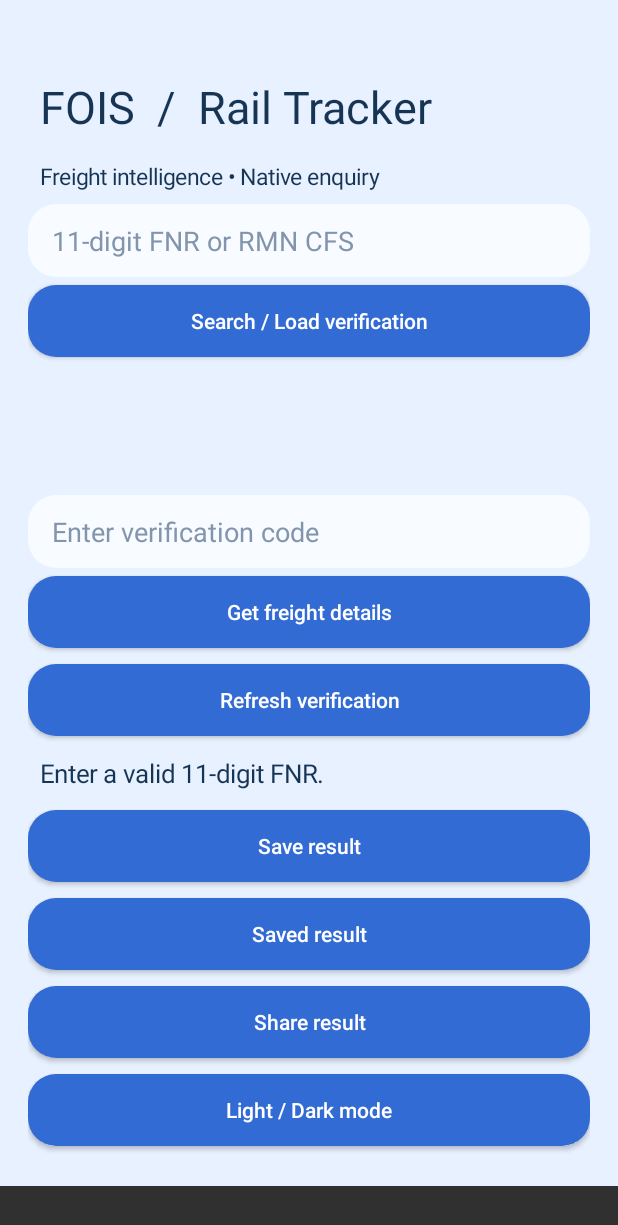
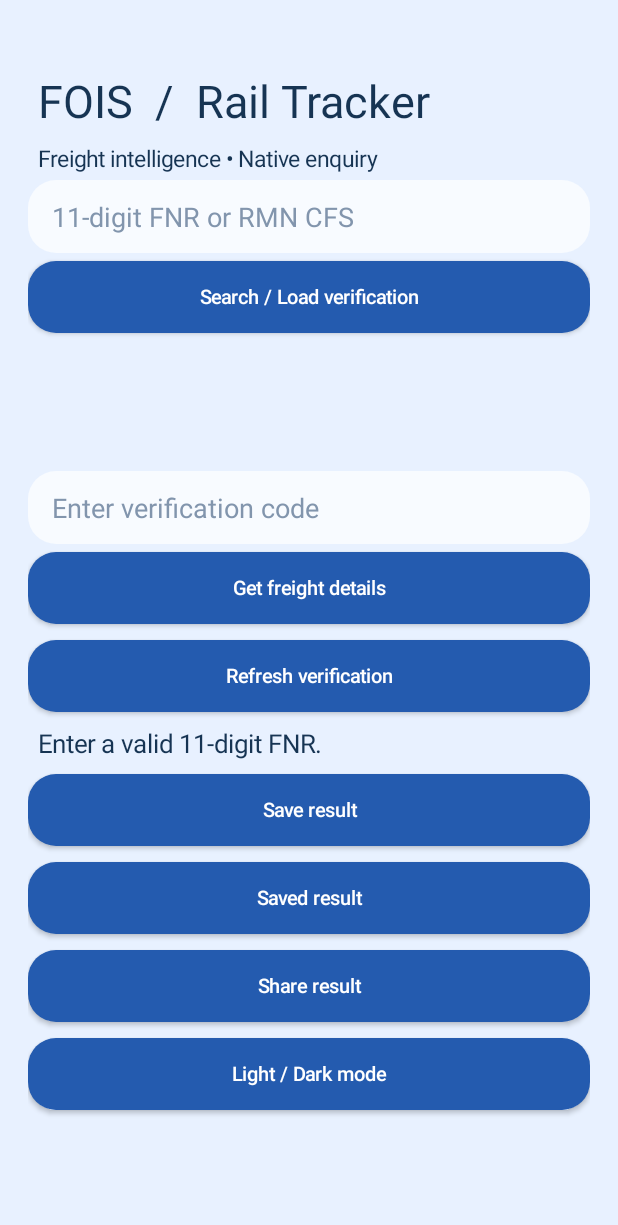
Before and after one commit to emochuddam/FOIS-Tracker, an Android app: the screen it shows after launch (MainActivity), after a tap on "Refresh verification", on a phone screen of 412 x 824 dp. Shown: the top 1225 px of the screen. Run offline under Robolectric (Android 15) with nearby library versions, the phone set to English and light mode, and no system bars; 1 other tap on this screen came first.

Commit message:
Compact typography, green latest station, dark surfaces and in-place refresh verification

```diff
--- a/app/src/main/java/org/railtracker/fois/MainActivity.java
+++ b/app/src/main/java/org/railtracker/fois/MainActivity.java
@@ -2,23 +2,24 @@ package org.railtracker.fois;
 import android.app.*;import android.os.*;import android.widget.*;import android.graphics.*;import android.graphics.drawable.GradientDrawable;import android.text.Html;import android.content.Intent;import java.net.*;import java.io.*;import java.util.regex.*;
 public class MainActivity extends Activity {
  LinearLayout root; EditText query, captcha; TextView result; ImageView image; boolean dark=false; String last=""; final String base="https://www.fois.indianrail.gov.in/FOISWebPortal"; final String page=base+"/pages/FWP_FNREnq.jsp"; boolean ready=false;
- int bg(){return dark?0xff102039:0xffe8f1ff;} int fg(){return dark?0xffe9f2ff:0xff163453;}
+ int bg(){return dark?0xff10141c:0xffe8f1ff;} int fg(){return dark?0xffe9f2ff:0xff163453;}
  GradientDrawable shape(int color){GradientDrawable d=new GradientDrawable();d.setColor(color);d.setCornerRadius(28);return d;}
- TextView label(String s,int size){TextView t=new TextView(this);t.setText(s);t.setTextSize(size);t.setTextColor(fg());t.setPadding(12,12,12,12);return t;}
- void button(String s,Runnable r){Button b=new Button(this);b.setText(s);b.setAllCaps(false);b.setTextColor(-1);b.setBackground(shape(0xff326bd4));LinearLayout.LayoutParams p=new LinearLayout.LayoutParams(-1,-2);p.setMargins(0,8,0,8);root.addView(b,p);b.setOnClickListener(v->r.run());}
- EditText field(String hint){EditText e=new EditText(this);e.setSingleLine();e.setHint(hint);e.setTextColor(fg());e.setHintTextColor(0xff8295ad);e.setPadding(24,18,24,18);e.setBackground(shape(dark?0xff233957:0xfff8fbff));root.addView(e);return e;}
+ TextView label(String s,int size){TextView t=new TextView(this);t.setText(s);t.setTextSize(size);t.setTextColor(fg());t.setPadding(10,6,10,6);return t;}
+ void button(String s,Runnable r){Button b=new Button(this);b.setText(s);b.setAllCaps(false);b.setTextColor(-1);b.setBackground(new android.graphics.drawable.RippleDrawable(android.content.res.ColorStateList.valueOf(0x33ffffff),shape(0xff245baf),null));b.setElevation(0);b.setTextSize(13);b.setMinHeight(48);LinearLayout.LayoutParams p=new LinearLayout.LayoutParams(-1,-2);p.setMargins(0,8,0,8);root.addView(b,p);b.setOnClickListener(v->r.run());}
+ EditText field(String hint){EditText e=new EditText(this);e.setSingleLine();e.setHint(hint);e.setTextColor(fg());e.setHintTextColor(0xff8295ad);e.setPadding(24,18,24,18);e.setBackground(shape(dark?0xff202833:0xfff8fbff));root.addView(e);return e;}
  public void onCreate(Bundle b){super.onCreate(b);getWindow().setFlags(1024,1024);CookieHandler.setDefault(new CookieManager(null,CookiePolicy.ACCEPT_ORIGINAL_SERVER));draw();}
- void draw(){ScrollView sc=new ScrollView(this);root=new LinearLayout(this);root.setOrientation(1);root.setPadding(28,64,28,32);root.setBackgroundColor(bg());sc.addView(root);setContentView(sc);root.addView(label("FOIS  /  Rail Tracker",30));root.addView(label("Freight intelligence • Native enquiry",15));query=field("11-digit FNR or RMN CFS");query.setText(last);button("Search / Load verification",()->load());image=new ImageView(this);root.addView(image,new LinearLayout.LayoutParams(-1,130));captcha=field("Enter verification code");button("Get freight details",()->submit());button("Refresh verification",()->load());result=label("Enter a freight number to begin.",17);result.setTextIsSelectable(true);root.addView(result);button("Save result",()->{getPreferences(0).edit().putString("saved",result.getText().toString()).apply();});button("Saved result",()->result.setText(getPreferences(0).getString("saved","No saved result")));button("Share result",()->{Intent i=new Intent(Intent.ACTION_SEND);i.setType("text/plain");i.putExtra(Intent.EXTRA_TEXT,result.getText().toString());startActivity(Intent.createChooser(i,"Share freight details"));});button("Light / Dark mode",()->{last=query.getText().toString();dark=!dark;ready=false;draw();});}
+ void draw(){ScrollView sc=new ScrollView(this);root=new LinearLayout(this);root.setOrientation(1);root.setPadding(28,64,28,32);root.setBackgroundColor(bg());sc.setFillViewport(true);sc.setBackgroundColor(bg());sc.addView(root);setContentView(sc);root.addView(label("FOIS  /  Rail Tracker",30));root.addView(label("Freight intelligence • Native enquiry",15));query=field("11-digit FNR or RMN CFS");query.setText(last);button("Search / Load verification",()->load());image=new ImageView(this);root.addView(image,new LinearLayout.LayoutParams(-1,130));captcha=field("Enter verification code");button("Get freight details",()->submit());button("Refresh verification",()->load());result=label("Enter a freight number to begin.",17);result.setTextIsSelectable(true);root.addView(result);button("Save result",()->{getPreferences(0).edit().putString("saved",result.getText().toString()).apply();});button("Saved result",()->result.setText(getPreferences(0).getString("saved","No saved result")));button("Share result",()->{Intent i=new Intent(Intent.ACTION_SEND);i.setType("text/plain");i.putExtra(Intent.EXTRA_TEXT,result.getText().toString());startActivity(Intent.createChooser(i,"Share freight details"));});button("Light / Dark mode",()->{last=query.getText().toString();dark=!dark;ready=false;draw();});}
  byte[] request(String url,String data)throws Exception{HttpURLConnection c=(HttpURLConnection)new URL(url).openConnection();c.setConnectTimeout(20000);c.setReadTimeout(30000);c.setRequestProperty("Referer",page);if(data!=null){c.setRequestMethod("POST");c.setDoOutput(true);c.setRequestProperty("Content-Type","application/x-www-form-urlencoded");try(OutputStream o=c.getOutputStream()){o.write(data.getBytes("UTF-8"));}}try(InputStream in=c.getInputStream();ByteArrayOutputStream out=new ByteArrayOutputStream()){byte[] buf=new byte[4096];int n;while((n=in.read(buf))!=-1)out.write(buf,0,n);return out.toByteArray();}finally{c.disconnect();}}
  void show(String s){runOnUiThread(()->result.setText(s));}
- void load(){last=query.getText().toString().trim();ready=false;if(!last.matches("[0-9]{11}")){show(last.matches("(?i)[a-z]{2,5} +[a-z]{2,5}")?"Station-pair enquiry requires an authorized ECBS session. Not implemented in this build.":"Enter a valid 11-digit FNR.");return;}show("Loading verification…");new Thread(()->{try{request(page,null);byte[] b=request(base+"/portalCaptcha.jpg?_="+System.currentTimeMillis(),null);Bitmap bmp=BitmapFactory.decodeByteArray(b,0,b.length);if(bmp==null)throw new IOException("Verification image unavailable");runOnUiThread(()->{image.setImageBitmap(bmp);ready=true;result.setText("Enter the verification code and tap Get freight details.");});}catch(Exception e){show("Connection failed: "+e.getMessage());}}).start();}
+ void load(){last=query.getText().toString().trim();ready=false;captcha.setText("");image.setImageDrawable(null);if(!last.matches("[0-9]{11}")){show(last.matches("(?i)[a-z]{2,5} +[a-z]{2,5}")?"Station-pair enquiry requires an authorized ECBS session. Not implemented in this build.":"Enter a valid 11-digit FNR.");return;}show("Loading verification…");new Thread(()->{try{request(page,null);byte[] b=request(base+"/portalCaptcha.jpg?_="+System.currentTimeMillis(),null);Bitmap bmp=BitmapFactory.decodeByteArray(b,0,b.length);if(bmp==null)throw new IOException("Verification image unavailable");runOnUiThread(()->{image.setImageBitmap(bmp);ready=true;result.setText("Enter the verification code and tap Get freight details.");});}catch(Exception e){show("Connection failed: "+e.getMessage());}}).start();}
  String value(String output,String key){for(String line:output.split("\n")){String[] p=line.split("\\|",2);if(p.length==2&&p[0].trim().equalsIgnoreCase(key))return p[1].trim();}return "Not reported";}
- void card(LinearLayout parent,String heading,String body,int color){LinearLayout c=new LinearLayout(this);c.setOrientation(1);c.setPadding(20,16,20,16);c.setBackground(shape(color));LinearLayout.LayoutParams p=new LinearLayout.LayoutParams(-1,-2);p.setMargins(0,0,0,16);parent.addView(c,p);c.addView(label(heading,14));c.addView(label(body,22));}
- void action(LinearLayout parent,String title,Runnable r){Button b=new Button(this);b.setAllCaps(false);b.setText(title);b.setTextColor(-1);b.setBackground(shape(0xff326bd4));LinearLayout.LayoutParams p=new LinearLayout.LayoutParams(0,-2,1);p.setMargins(4,4,4,4);parent.addView(b,p);b.setOnClickListener(v->r.run());}
- void fullResult(String output){Dialog d=new Dialog(this,android.R.style.Theme_Material_Light_NoActionBar_Fullscreen);LinearLayout panel=new LinearLayout(this);panel.setOrientation(1);panel.setPadding(24,24,24,16);panel.setBackgroundColor(bg());panel.addView(label("FOIS  /  Freight movement",26));ScrollView scroll=new ScrollView(this);LinearLayout content=new LinearLayout(this);content.setOrientation(1);scroll.addView(content);panel.addView(scroll,new LinearLayout.LayoutParams(-1,0,1));int surface=dark?0xff233957:0xfff8fbff;card(content,"FREIGHT ROUTE",value(output,"From")+"  →  "+value(output,"To"),surface);card(content,"EXPECTED ARRIVAL",value(output,"ETA At Destination"),dark?0xff294b78:0xffcde1ff);card(content,"CONSIGNMENT",output.split("\n")[0]+"\n"+value(output,"Detail"),surface);
+ void card(LinearLayout parent,String heading,String body,int color){LinearLayout c=new LinearLayout(this);c.setOrientation(1);c.setPadding(20,16,20,16);c.setBackground(shape(color));LinearLayout.LayoutParams p=new LinearLayout.LayoutParams(-1,-2);p.setMargins(0,0,0,16);parent.addView(c,p);c.addView(label(heading,14));c.addView(label(body,16));}
+ void action(LinearLayout parent,String title,Runnable r){Button b=new Button(this);b.setAllCaps(false);b.setText(title);b.setTextColor(-1);b.setBackground(new android.graphics.drawable.RippleDrawable(android.content.res.ColorStateList.valueOf(0x33ffffff),shape(0xff245baf),null));b.setElevation(0);b.setTextSize(13);b.setMinHeight(48);LinearLayout.LayoutParams p=new LinearLayout.LayoutParams(0,-2,1);p.setMargins(4,4,4,4);parent.addView(b,p);b.setOnClickListener(v->r.run());}
+ void fullResult(String output){Dialog d=new Dialog(this,dark?android.R.style.Theme_Material_NoActionBar_Fullscreen:android.R.style.Theme_Material_Light_NoActionBar_Fullscreen);LinearLayout panel=new LinearLayout(this);panel.setOrientation(1);panel.setPadding(24,24,24,16);panel.setBackgroundColor(bg());panel.addView(label("Freight movement",22));ScrollView scroll=new ScrollView(this);LinearLayout content=new LinearLayout(this);content.setOrientation(1);scroll.addView(content);panel.addView(scroll,new LinearLayout.LayoutParams(-1,0,1));int surface=dark?0xff202833:0xfff8fbff;card(content,"FREIGHT ROUTE",value(output,"From")+"  →  "+value(output,"To"),surface);card(content,"EXPECTED ARRIVAL",value(output,"ETA At Destination"),dark?0xff253b56:0xffcde1ff);card(content,"CONSIGNMENT",output.split("\n")[0]+"\n"+value(output,"Detail"),surface);
  java.util.ArrayList<java.util.LinkedHashMap<String,String>> stops=new java.util.ArrayList<>();java.util.LinkedHashMap<String,String> current=null;for(String line:output.split("\n")){String[] p=line.split("\\|",2);if(p.length!=2)continue;String k=p[0].trim(),v=p[1].trim();if(k.equalsIgnoreCase("Station")){if(current==null||!v.equals(current.get("Station"))){current=new java.util.LinkedHashMap<>();current.put("Station",v);stops.add(current);}}else if(current!=null&&(k.equals("Arrival")||k.equals("Departure")||k.equals("Departure Time")||k.equals("Zone (Division)"))){current.put(k.equals("Departure Time")?"Departure":k,v);}}
- if(!stops.isEmpty()){java.util.Map<String,String> latest=stops.get(stops.size()-1);card(content,"LAST REPORTED STATION",latest.get("Station")+"\n"+latest.getOrDefault("Departure",latest.getOrDefault("Arrival","Time not reported")),surface);}
- content.addView(label("Journey timeline  •  "+stops.size()+" station records",20));for(int i=stops.size()-1;i>=0;i--){java.util.Map<String,String> st=stops.get(i);card(content,(i==stops.size()-1?"●  Latest reported":"○  Station "+(i+1)),st.get("Station")+"\n"+st.getOrDefault("Zone (Division)","")+"\nArrival: "+st.getOrDefault("Arrival","—")+"\nDeparture: "+st.getOrDefault("Departure","—"),surface);}
- LinearLayout actions=new LinearLayout(this);panel.addView(actions);action(actions,"Refresh",()->{d.dismiss();load();});action(actions,"Save",()->{getPreferences(0).edit().putString("saved",output).apply();Toast.makeText(this,"Saved",Toast.LENGTH_SHORT).show();});action(actions,"Share",()->{Intent intent=new Intent(Intent.ACTION_SEND);intent.setType("text/plain");intent.putExtra(Intent.EXTRA_TEXT,output);startActivity(Intent.createChooser(intent,"Share freight details"));});LinearLayout bottom=new LinearLayout(this);panel.addView(bottom);action(bottom,"Back to search",()->d.dismiss());action(bottom,"Theme",()->{dark=!dark;d.dismiss();fullResult(output);});d.setContentView(panel);d.show();}
+ if(!stops.isEmpty()){java.util.Map<String,String> latest=stops.get(stops.size()-1);card(content,"LAST REPORTED STATION",latest.get("Station")+"\n"+latest.getOrDefault("Departure",latest.getOrDefault("Arrival","Time not reported")),dark?0xff164b39:0xffd5f4df);}
+ content.addView(label("Journey timeline  •  "+stops.size()+" station records",20));for(int i=stops.size()-1;i>=0;i--){java.util.Map<String,String> st=stops.get(i);card(content,(i==stops.size()-1?"●  Latest reported":"○  Station "+(i+1)),st.get("Station")+"\n"+st.getOrDefault("Zone (Division)","")+"\nArrival: "+st.getOrDefault("Arrival","—")+"\nDeparture: "+st.getOrDefault("Departure","—"),i==stops.size()-1?(dark?0xff164b39:0xffd5f4df):surface);}
+ LinearLayout actions=new LinearLayout(this);panel.addView(actions);action(actions,"Refresh",()->refreshInside(d,output));action(actions,"Save",()->{getPreferences(0).edit().putString("saved",output).apply();Toast.makeText(this,"Saved",Toast.LENGTH_SHORT).show();});action(actions,"Share",()->{Intent intent=new Intent(Intent.ACTION_SEND);intent.setType("text/plain");intent.putExtra(Intent.EXTRA_TEXT,output);startActivity(Intent.createChooser(intent,"Share freight details"));});LinearLayout bottom=new LinearLayout(this);panel.addView(bottom);action(bottom,"Back to search",()->d.dismiss());action(bottom,"Theme",()->{dark=!dark;d.dismiss();fullResult(output);});d.setContentView(panel);d.show();}
+ void refreshInside(Dialog parent,String output){LinearLayout form=new LinearLayout(this);form.setOrientation(1);form.setPadding(24,16,24,16);ImageView pic=new ImageView(this);form.addView(pic,new LinearLayout.LayoutParams(-1,120));EditText code=new EditText(this);code.setHint("Verification code");form.addView(code);AlertDialog prompt=new AlertDialog.Builder(this,dark?android.R.style.Theme_Material_Dialog_Alert:android.R.style.Theme_Material_Light_Dialog_Alert).setTitle("Refresh freight details").setView(form).setNegativeButton("Cancel",null).setPositiveButton("Update",null).create();prompt.show();prompt.getButton(-1).setEnabled(false);new Thread(()->{try{request(page,null);byte[] b=request(base+"/portalCaptcha.jpg?_="+System.currentTimeMillis(),null);Bitmap bmp=BitmapFactory.decodeByteArray(b,0,b.length);runOnUiThread(()->{if(bmp==null){code.setError("Verification unavailable");return;}pic.setImageBitmap(bmp);prompt.getButton(-1).setEnabled(true);});}catch(Exception e){runOnUiThread(()->code.setError("Connection failed"));}}).start();prompt.getButton(-1).setOnClickListener(v->{String entered=code.getText().toString().trim();if(entered.isEmpty()){code.setError("Required");return;}String fnr=output.split("\\n")[0].replace("FNR","").trim();prompt.dismiss();query.setText(fnr);last=fnr;captcha.setText(entered);ready=true;submit();});}
  void submit(){String fnr=query.getText().toString().trim(),code=captcha.getText().toString().trim();if(!ready||!fnr.equals(last)||code.isEmpty()){show("Load verification for this FNR first.");return;}ready=false;show("Fetching freight details…");new Thread(()->{try{String enc=URLEncoder.encode(code,"UTF-8");String response=new String(request(base+"/FWP_FNREnq","Qry=FNR_ENQUIRY&txtFNRNumb="+fnr+"&captchaText="+enc),"UTF-8");Matcher m=Pattern.compile("(?is)ETA At Destination</b>\\s*</td>\\s*<td[^>]*>(.*?)</td>").matcher(response);if(m.find()){StringBuilder details=new StringBuilder("FNR  "+fnr+"\n\n");Matcher rows=Pattern.compile("(?is)<tr[^>]*>(.*?)</tr>").matcher(response);while(rows.find()){Matcher cells=Pattern.compile("(?is)<t[dh][^>]*>(.*?)</t[dh]>").matcher(rows.group(1));StringBuilder row=new StringBuilder();while(cells.find()){String val=Html.fromHtml(cells.group(1),0).toString().trim();if(!val.isEmpty()){if(row.length()>0)row.append("  |  ");row.append(val);}}if(row.length()>0)details.append(row).append("\n\n");}String output=details.toString();show(output);runOnUiThread(()->fullResult(output));}else{show("No ETA returned. Check the FNR and refresh verification.");}}catch(Exception e){show("Enquiry failed: "+e.getMessage());}}).start();}
 }
```
